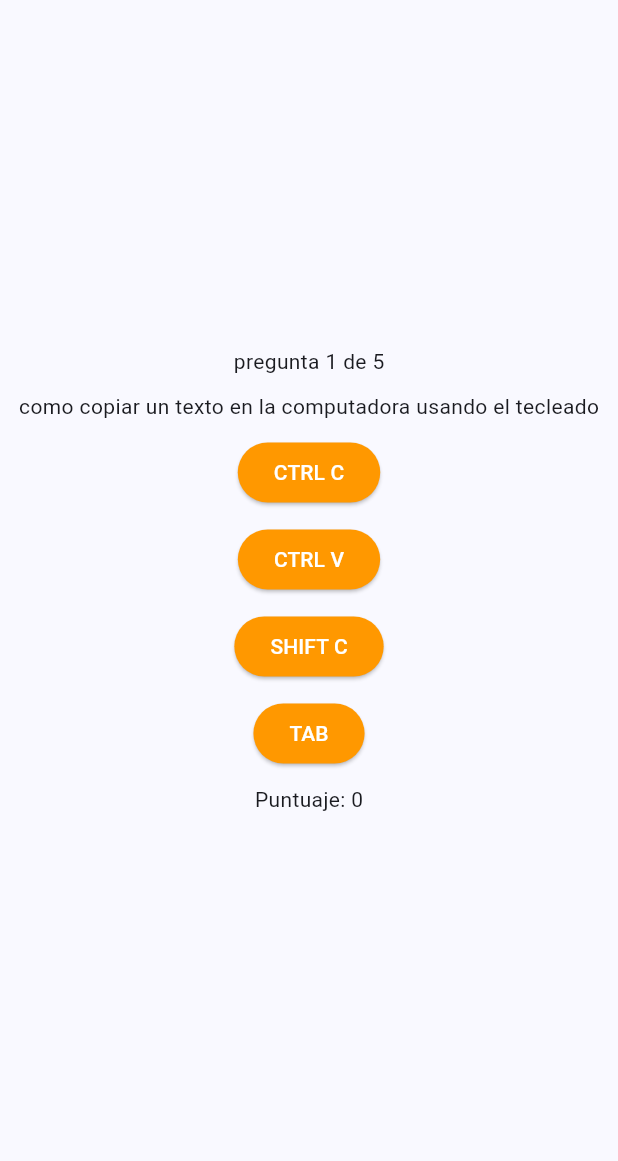
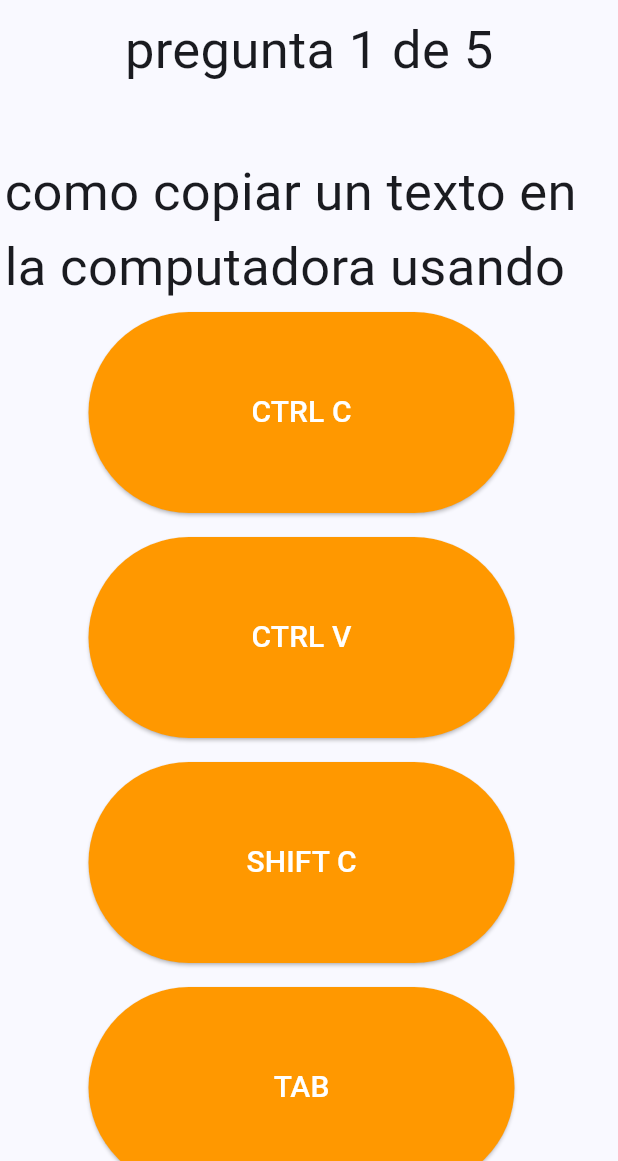
Before and after one commit to oscarsil/Tel-soluciones-reclutamiento, a Flutter app: the quizz screen opened directly, on a phone screen of 412 x 824 dp, the part 75-1236 px from its top. Run offline on Flutter 3.47's test engine with Material 3 defaults, Android fonts, the phone set to English and light mode, and no system bars; our stand-ins replace audioplayers, sqflite, timer_count_down; accounts and stored records are empty.

Commit message:
se quito puntuaje de quizz, se hicieron respuestas y preguntas mas grandes y se quito el posibilidad de un reclutador borrar un prospecto

```diff
--- a/lib/componentes/barraslaterales.dart
+++ b/lib/componentes/barraslaterales.dart
@@ -68,12 +68,6 @@ class barraRelcutador extends StatelessWidget{
         }, icon: const Icon(Icons.feed, color: Colors.white,size: 50,)),
         const SizedBox(height: 10,),
         const Wrap(children: [Text('Reporte de prospectos',style: TextStyle(fontSize: 18, color: Colors.white),)],),
-        const SizedBox(height: 50,),
-        IconButton(onPressed: ()  {
-          Navigator.push(context, MaterialPageRoute(builder: (context) => const borrarProspecto()));
-        }, icon: const Icon(Icons.remove_circle, color: Colors.white,size: 50,)),
-        const SizedBox(height: 10,),
-        const Wrap(children: [Text('Borrar prospectos',style: TextStyle(fontSize: 18, color: Colors.white),)],),
       ],
     );
   }
--- a/lib/pantallas/ExamenesPantallas/quizz.dart
+++ b/lib/pantallas/ExamenesPantallas/quizz.dart
@@ -9,7 +9,8 @@ var preguntas_basicas = [
   'cual de los siguientes es una dirección de web válida',
   'cuales son las dos opciones para refrescar una pagina',
   'cual de estos botones permite escribir en mayusculas',
-  '',];
+  '',
+];
 
 var respuestas_basicas = [
   '',
@@ -23,16 +24,15 @@ var respuestas_basicas = [
 
 var opciones = [
   [],
-  ['CTRL C','CTRL V','SHIFT C','TAB'],
-  ['TAB','F2','CTRL +','CTRL Z'],
-  ['googlecom','www.google.com','google-com','google'],
-  ['F5','ALT 4','F9','CTRL R'],
-  ['F6','DELETE','CTRL V','Caps lock'],
+  ['CTRL C', 'CTRL V', 'SHIFT C', 'TAB'],
+  ['TAB', 'F2', 'CTRL +', 'CTRL Z'],
+  ['googlecom', 'www.google.com', 'google-com', 'google'],
+  ['F5', 'ALT 4', 'F9', 'CTRL R'],
+  ['F6', 'DELETE', 'CTRL V', 'Caps lock'],
   [],
 ];
 
-
-class quizz extends StatefulWidget{
+class quizz extends StatefulWidget {
   final int prospecto_int;
   const quizz({required this.prospecto_int});
   @override
@@ -43,95 +43,173 @@ var question_pointer = 1;
 int score = 0;
 int finalscore = 0;
 
-class _quizzState extends State<quizz>{
+class _quizzState extends State<quizz> {
   int contador_Preguntas = question_pointer;
   String pregunta = preguntas_basicas[question_pointer];
-  String opcion1 =opciones[question_pointer][0];
-  String opcion2 =opciones[question_pointer][1];
-  String opcion3 =opciones[question_pointer][2];
-  String opcion4 =opciones[question_pointer][3];
+  String opcion1 = opciones[question_pointer][0];
+  String opcion2 = opciones[question_pointer][1];
+  String opcion3 = opciones[question_pointer][2];
+  String opcion4 = opciones[question_pointer][3];
   String puntuaje = '0';
 
-  void actualizarPregunta(){
+  void actualizarPregunta() {
     setState(() {
-      if(question_pointer ==5 ){
-        puntuaje='0';
+      if (question_pointer == 5) {
+        puntuaje = '0';
         resetearexamen();
         Navigator.push(
             context,
-            MaterialPageRoute(builder: (context) =>  instruccionesExamenTeclado(prospecto_id: this.widget.prospecto_int,quizzscore: finalscore*2,)
-            )
-        );
-      }else {
-        question_pointer ++;
+            MaterialPageRoute(
+                builder: (context) => instruccionesExamenTeclado(
+                      prospecto_id: this.widget.prospecto_int,
+                      quizzscore: finalscore * 2,
+                    )));
+      } else {
+        question_pointer++;
         contador_Preguntas = question_pointer;
         pregunta = preguntas_basicas[question_pointer];
         opcion1 = opciones[question_pointer][0];
         opcion2 = opciones[question_pointer][1];
         opcion3 = opciones[question_pointer][2];
         opcion4 = opciones[question_pointer][3];
-        puntuaje = (score*2).toString();
+        puntuaje = (score * 2).toString();
       }
     });
   }
 
-  void contestoA(){
-    esCorrecto(opciones[question_pointer][0], respuestas_basicas[question_pointer]);
+  void contestoA() {
+    esCorrecto(
+        opciones[question_pointer][0], respuestas_basicas[question_pointer]);
     actualizarPregunta();
   }
 
-  void contestoB(){
-    esCorrecto(opciones[question_pointer][1], respuestas_basicas[question_pointer]);
+  void contestoB() {
+    esCorrecto(
+        opciones[question_pointer][1], respuestas_basicas[question_pointer]);
     actualizarPregunta();
   }
 
-  void contestoC(){
-    esCorrecto(opciones[question_pointer][2], respuestas_basicas[question_pointer]);
+  void contestoC() {
+    esCorrecto(
+        opciones[question_pointer][2], respuestas_basicas[question_pointer]);
     actualizarPregunta();
   }
 
-  void contestoD(){
-    esCorrecto(opciones[question_pointer][3], respuestas_basicas[question_pointer]);
+  void contestoD() {
+    esCorrecto(
+        opciones[question_pointer][3], respuestas_basicas[question_pointer]);
     actualizarPregunta();
   }
 
   @override
-  Widget build(BuildContext context){
+  Widget build(BuildContext context) {
     return Scaffold(
-      appBar: const PreferredSize(preferredSize:  Size.fromHeight(50),child:barraInformativa(titulo:'Tel-Soluciones')),
-      body:  Center(
-        child: Column(
-          mainAxisAlignment: MainAxisAlignment.center,
-          children: <Widget>[
-            Text('pregunta $contador_Preguntas de 5'),
-            const SizedBox(height: 10,),
-            Text(pregunta),
-            const SizedBox(height: 10,),
-            ElevatedButton(onPressed: contestoA, style:ElevatedButton.styleFrom(backgroundColor: Colors.orange) ,child: Text(opcion1, style: const TextStyle(color: Colors.white),)),
-            const SizedBox(height: 10,),
-            ElevatedButton(onPressed: contestoB ,style: ElevatedButton.styleFrom(backgroundColor: Colors.orange) ,child: Text(opcion2, style: const TextStyle(color: Colors.white),)),
-            const SizedBox(height: 10,),
-            ElevatedButton(onPressed: contestoC , style: ElevatedButton.styleFrom(backgroundColor: Colors.orange),child: Text(opcion3, style: const TextStyle(color: Colors.white),)),
-            const SizedBox(height: 10,),
-            ElevatedButton(onPressed: contestoD, style: ElevatedButton.styleFrom(backgroundColor: Colors.orange),child: Text(opcion4, style: const TextStyle(color: Colors.white),)),
-            const SizedBox(height: 10,),
-            Text('Puntuaje: $puntuaje'),
-          ],
+      appBar: const PreferredSize(
+          preferredSize: Size.fromHeight(50),
+          child: barraInformativa(titulo: 'Tel-Soluciones')),
+      body: Center(
+        child: SingleChildScrollView(
+          child: Column(
+            children: [
+              Container(
+                  height: 100, child: Padding(
+                    padding: const EdgeInsets.all(8.0),
+                    child: Text('pregunta $contador_Preguntas de 5',style: TextStyle(fontSize: 35),),
+                  )),
+              Container(
+                  height: 100,
+                  child: Padding(
+                    padding: const EdgeInsets.all(3.0),
+                    child: Text(
+                      pregunta,
+                      style: TextStyle(fontSize: 35),
+                    ),
+                  )),
+              Wrap(
+                children: [
+                  Container(
+                      height: 150,
+                      width: 300,
+                      child: Padding(
+                        padding: const EdgeInsets.all(8.0),
+                        child: ElevatedButton(
+                            onPressed: contestoA,
+                            style: ElevatedButton.styleFrom(
+                                backgroundColor: Colors.orange),
+                            child: Text(
+                              opcion1,
+                              style: const TextStyle(color: Colors.white,fontSize: 20),
+                            )),
+                      )),
+                  const SizedBox(
+                    width: 10,
+                  ),
+                  Container(
+                      height: 150,
+                      width: 300,
+                      child: Padding(
+                        padding: const EdgeInsets.all(8.0),
+                        child: ElevatedButton(
+                            onPressed: contestoB,
+                            style: ElevatedButton.styleFrom(
+                                backgroundColor: Colors.orange),
+                            child: Text(
+                              opcion2,
+                              style: const TextStyle(color: Colors.white,fontSize: 20),
+                            )),
+                      )),
+                  const SizedBox(
+                    width: 10,
+                  ),
+                  Container(
+                      height: 150,
+                      width: 300,
+                      child: Padding(
+                        padding: const EdgeInsets.all(8.0),
+                        child: ElevatedButton(
+                            onPressed: contestoC,
+                            style: ElevatedButton.styleFrom(
+                                backgroundColor: Colors.orange),
+                            child: Text(
+                              opcion3,
+                              style: const TextStyle(color: Colors.white,fontSize: 20),
+                            )),
+                      )),
+                  const SizedBox(
+                    width: 10,
+                  ),
+                  Container(
+                      height: 150,
+                      width: 300,
+                      child: Padding(
+                        padding: const EdgeInsets.all(8.0),
+                        child: ElevatedButton(
+                            onPressed: contestoD,
+                            style: ElevatedButton.styleFrom(
+                                backgroundColor: Colors.orange),
+                            child: Text(
+                              opcion4,
+                              style: const TextStyle(color: Colors.white,fontSize: 20),
+                            )),
+                      )),
+                ],
+              ),
+            ],
+          ),
         ),
       ),
     );
   }
 }
 
-void esCorrecto(String respuesta, respuestacorrecta){
-  if(respuesta == respuestacorrecta){
-    score = score+10;
+void esCorrecto(String respuesta, respuestacorrecta) {
+  if (respuesta == respuestacorrecta) {
+    score = score + 10;
   }
 }
 
-
-void resetearexamen(){
+void resetearexamen() {
   question_pointer = 1;
-  finalscore=score;
+  finalscore = score;
   score = 0;
 }
--- a/lib/pantallas/ReclutadorPantallas/DashboardReclutador.dart
+++ b/lib/pantallas/ReclutadorPantallas/DashboardReclutador.dart
@@ -64,15 +64,15 @@ class _DashboardReclutadorState extends State<DashboardReclutador> {
       body: Center(
         child: Row(
           children: [
-            Expanded(
+            /*Expanded(
               flex: 1,
               child: Container(
                 color: Colors.blueAccent,
                 child: barraRelcutador(),
               ),
-            ),
+            ),*/
             Expanded(
-              flex: 5,
+              flex: 7,
               child: Container(
                   color: Colors.white,
                   child: Column(
--- a/lib/pantallas/inicioPantallas/inicio.dart
+++ b/lib/pantallas/inicioPantallas/inicio.dart
@@ -1,6 +1,7 @@
 import 'package:flutter/material.dart';
 import 'package:telsolreclutamiento/componentes/barras.dart';
 import 'package:telsolreclutamiento/pantallas/ProspectoPantallas/FormularioProspecto.dart';
+import 'package:telsolreclutamiento/pantallas/ExamenesPantallas/examenes.dart';
 
 class Inicio extends StatelessWidget {
   const Inicio({super.key});
@@ -45,7 +46,7 @@ class Inicio extends StatelessWidget {
                         fontWeight: FontWeight.w900,
                         fontSize: 25),
                   )),
-             /* ElevatedButton(onPressed: () {
+              ElevatedButton(onPressed: () {
                 Navigator.push(
                     context,
                     MaterialPageRoute(
@@ -57,7 +58,7 @@ class Inicio extends StatelessWidget {
                     color: Colors.white,
                     fontWeight: FontWeight.w900,
                     fontSize: 25),
-              )),*/
+              )),
             ],
           ),
         ),
```
Also changed, not shown: pubspec.lock, 2 other files.
